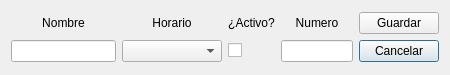
Above: nuevo_trabajador.ui from linoboss/PyExcel before the change. Below: the same form after it.
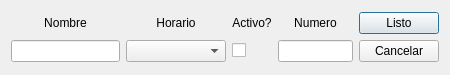
That is the form after the change.

The edit to the form file:
```diff
--- a/nuevo_trabajador.ui
+++ b/nuevo_trabajador.ui
@@ -83,7 +83,7 @@
      <item row="0" column="2">
       <widget class="QLabel" name="label_3">
        <property name="text">
-        <string>¿Activo?</string>
+        <string>Activo?</string>
        </property>
        <property name="alignment">
         <set>Qt::AlignCenter</set>
@@ -110,6 +110,13 @@
        </property>
       </widget>
      </item>
+     <item row="0" column="4">
+      <widget class="QPushButton" name="botonListo">
+       <property name="text">
+        <string>Listo</string>
+       </property>
+      </widget>
+     </item>
      <item row="1" column="4">
       <widget class="QPushButton" name="pushButton">
        <property name="text">
@@ -117,13 +124,6 @@
        </property>
       </widget>
      </item>
-     <item row="0" column="4">
-      <widget class="QPushButton" name="pushButton_2">
-       <property name="text">
-        <string>Guardar</string>
-       </property>
-      </widget>
-     </item>
     </layout>
    </item>
   </layout>
```
Left out of the diff: 10 changed lines with no effect on the pictures.
